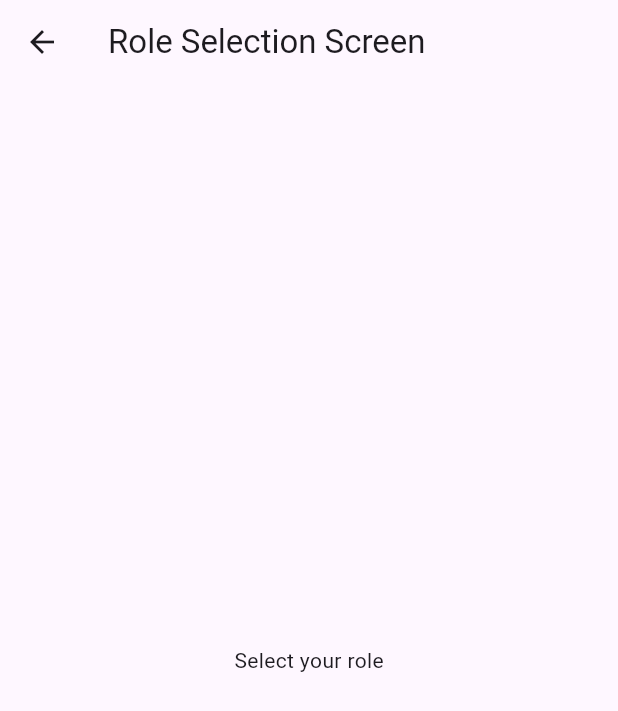
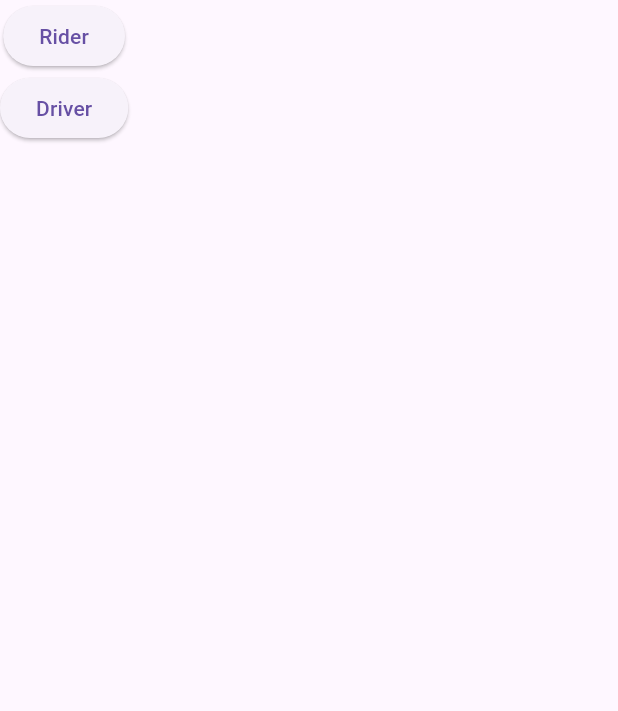
Before and after one commit to brian23ka/blah-blah-client-, a Flutter app: the RoleSelectionScreen screen opened directly, on a phone screen of 412 x 824 dp. Shown: the top 711 px of the screen. Run offline on Flutter 3.47's test engine with Material 3 defaults, Android fonts, the phone set to English and light mode, and no system bars.

Commit message:
Refactor main.dart to use named routes and update screens

```diff
--- a/lib/screens/role_selection_screen.dart
+++ b/lib/screens/role_selection_screen.dart
@@ -1,16 +1,20 @@
 import 'package:flutter/material.dart';
 
 class RoleSelectionScreen extends StatelessWidget {
-  const RoleSelectionScreen({Key? key}) : super(key: key);
-
   @override
   Widget build(BuildContext context) {
     return Scaffold(
-      appBar: AppBar(
-        title: const Text('Role Selection Screen'),
-      ),
-      body: const Center(
-        child: Text('Select your role'),
+      body: Column(
+        children: [
+          ElevatedButton(
+            child: Text('Rider'),
+            onPressed: () => Navigator.pushNamed(context, '/rider/home'),
+          ),
+          ElevatedButton(
+            child: Text('Driver'),
+            onPressed: () => Navigator.pushNamed(context, '/driver/post'),
+          ),
+        ],
       ),
     );
   }
```
Also changed, not shown: lib/main.dart (+32 -110 lines).
